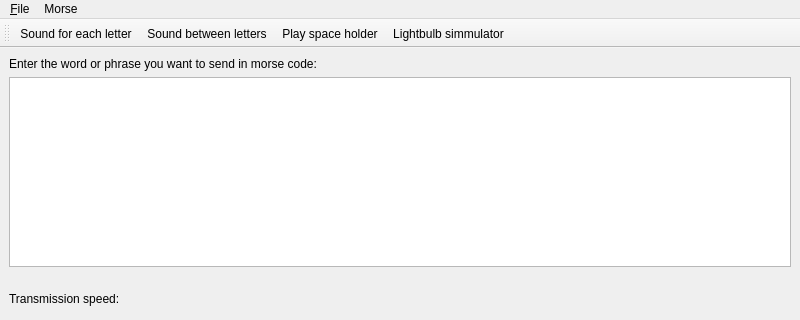
First picture: the form in ui/main.ui, repository vangeytedvg/morsepy, before the edit; both pictures show x 0 to 800 and y 0 to 320 of the 800 by 600 pixel window.
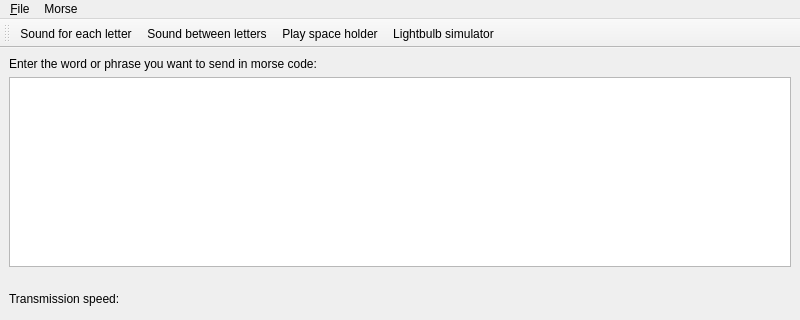
Second picture: the form after the edit. Icons and pictures are not drawn.

Patch:
```diff
--- a/ui/main.ui
+++ b/ui/main.ui
@@ -214,7 +214,7 @@
      <normaloff>:/icons/imgs/flashlight.png</normaloff>:/icons/imgs/flashlight.png</iconset>
    </property>
    <property name="text">
-    <string>Lightbulb simmulator</string>
+    <string>Lightbulb simulator</string>
    </property>
   </action>
  </widget>
```
Left out of the diff: 3 changed lines with no effect on the pictures.
